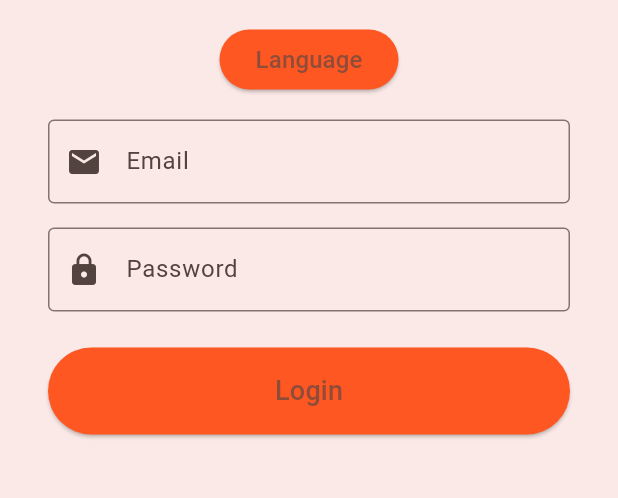
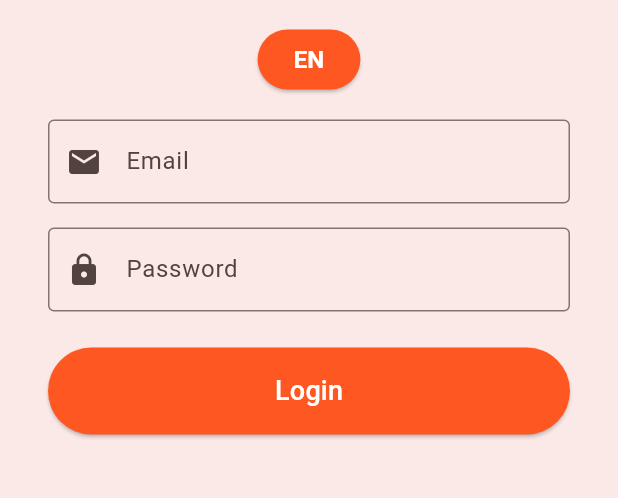
Before and after one commit to Mustafairfan10/Flutter-Project, a Flutter app: the screen it shows after launch, on a phone screen of 412 x 824 dp, the part 518-1016 px from its top. Run offline on Flutter 3.47's test engine with Material 3 defaults, Android fonts, the phone set to English and light mode, and no system bars; our stand-ins replace video_player.

Commit message:
UI Fixes and Language Button Fix

```diff
--- a/lib/Screens/login_screen.dart
+++ b/lib/Screens/login_screen.dart
@@ -35,7 +35,8 @@ class _LoginScreenState extends State<LoginScreen> {
 
   @override
   Widget build(BuildContext context) {
-    final loc = S.of(context); // Use S here, not AppLocalizations
+    final loc = S.of(context);
+    final currentLangCode = Localizations.localeOf(context).languageCode;
 
     return Scaffold(
       backgroundColor: Colors.deepOrange.shade50,
@@ -65,14 +66,18 @@ class _LoginScreenState extends State<LoginScreen> {
                   onPressed: _toggleLanguage,
                   style: ElevatedButton.styleFrom(
                     backgroundColor: Colors.deepOrange,
+                    foregroundColor: Colors.white,
                     padding: const EdgeInsets.symmetric(
                       vertical: 8,
                       horizontal: 24,
                     ),
                   ),
                   child: Text(
-                    loc.language,
-                    style: const TextStyle(fontSize: 16),
+                    currentLangCode == 'ar' ? 'إنجليزي' : 'EN',
+                    style: const TextStyle(
+                      fontSize: 16,
+                      fontWeight: FontWeight.bold,
+                    ),
                   ),
                 ),
                 const SizedBox(height: 16),
@@ -106,6 +111,7 @@ class _LoginScreenState extends State<LoginScreen> {
                     onPressed: _login,
                     style: ElevatedButton.styleFrom(
                       backgroundColor: Colors.deepOrange,
+                      foregroundColor: Colors.white,
                       padding: const EdgeInsets.symmetric(vertical: 16),
                     ),
                     child: Text(
--- a/lib/l10n/intl_ar.arb
+++ b/lib/l10n/intl_ar.arb
@@ -7,6 +7,9 @@
   "pleaseEnterEmail": "يرجى إدخال البريد الإلكتروني",
   "pleaseEnterPassword": "يرجى إدخال كلمة المرور",
   "menu": "القائمة",
+  "pizzaMargherita": "بيتزا مارغريتا",
+  "veggieBurger": "برغر نباتي",
+  "pastaCarbonara": "باستا كاربونارا",
   "add": "أضف",
   "yourCart": "سلة التسوق الخاصة بك",
   "cartEmpty": "سلة التسوق فارغة.",
--- a/lib/l10n/intl_en.arb
+++ b/lib/l10n/intl_en.arb
@@ -7,6 +7,9 @@
   "pleaseEnterEmail": "Please enter email",
   "pleaseEnterPassword": "Please enter password",
   "menu": "Menu",
+  "pizzaMargherita": "Pizza Margherita",
+  "veggieBurger": "Veggie Burger",
+  "pastaCarbonara": "Pasta Carbonara",
   "add": "Add",
   "yourCart": "Your Cart",
   "cartEmpty": "Your cart is empty.",
```
Also changed, not shown: lib/Screens/cart_screen.dart (+9 -4 lines), lib/Screens/menu_screen.dart (+40 -12 lines), lib/generated/intl/messages_ar.dart, lib/generated/intl/messages_en.dart, lib/generated/l10n.dart.
